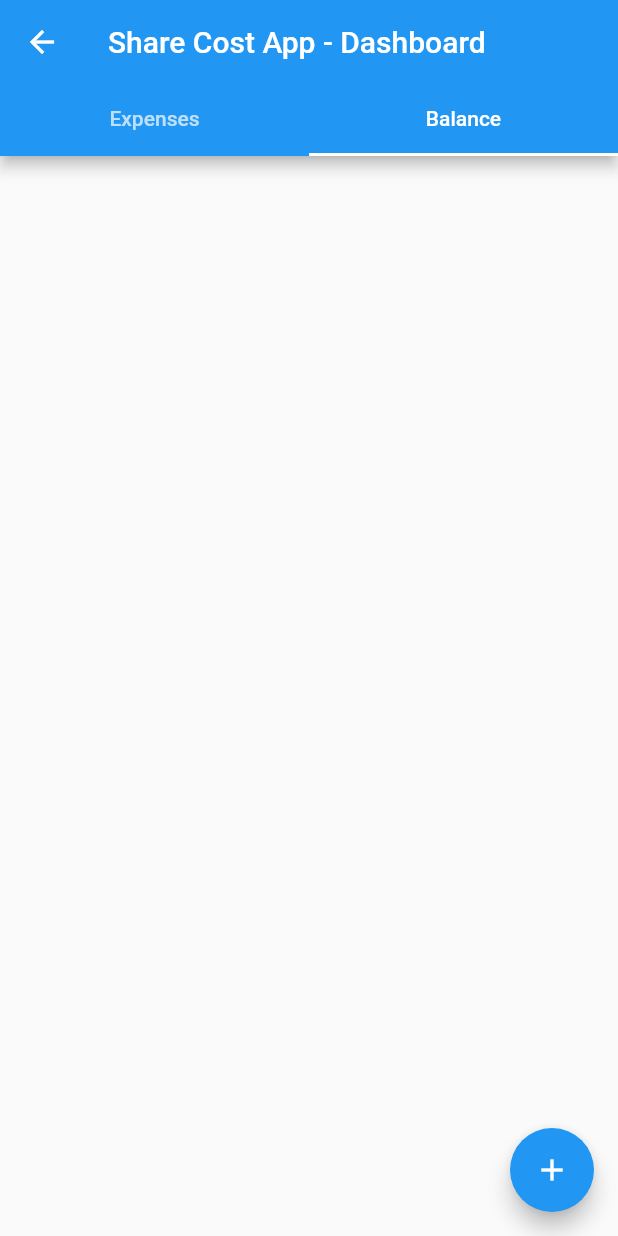
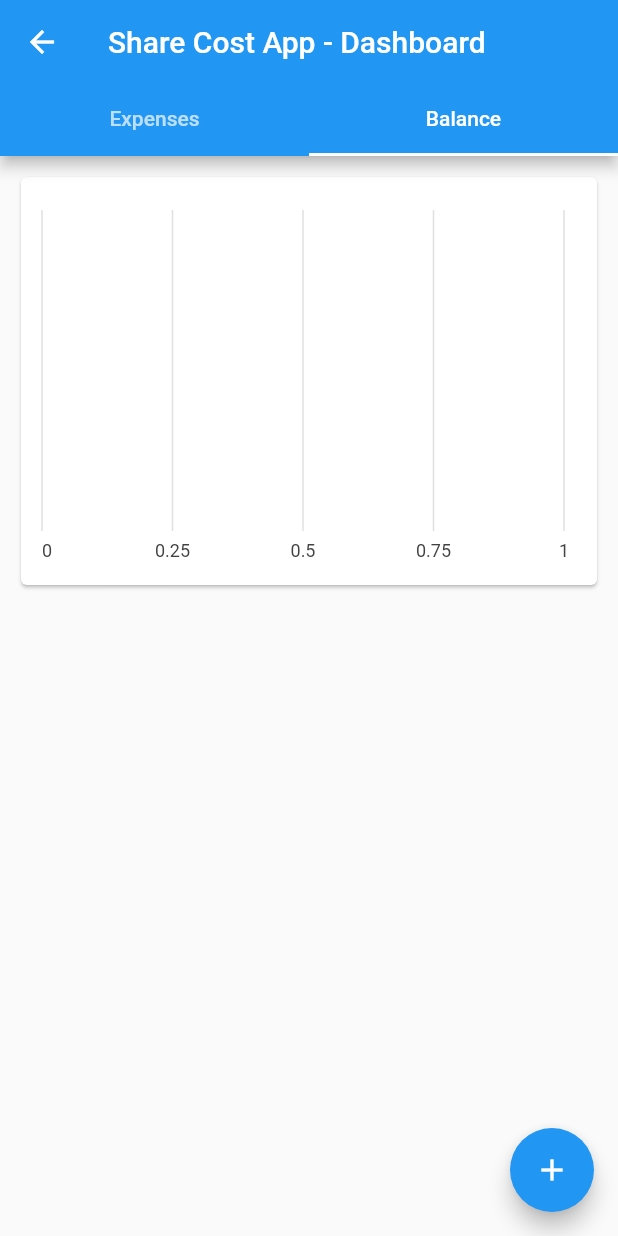
Before and after one commit to mwenski/share-costs-app, a Flutter app: the HomeView screen opened directly with empty values, tab 2 chosen, on a phone screen of 412 x 824 dp. Run offline on Flutter 3.47's test engine with Material 2 defaults, Android fonts, the phone set to English and light mode, and no system bars; our stand-ins replace charts_flutter_new, cloud_firestore, firebase_core, text_scroll; accounts and stored records are empty.

Commit message:
Chart drawing, balance model & text scroll added

```diff
--- /dev/null
+++ b/lib/components/balance_chart.dart
@@ -0,0 +1,46 @@
+import 'package:flutter/material.dart';
+import 'package:charts_flutter_new/flutter.dart' as charts;
+import 'package:share_cost_app/models/balance_model.dart';
+
+class BalanceChart extends StatelessWidget {
+  const BalanceChart({Key? key, required this.membersBalance})
+      : super(key: key);
+
+  final List<Balance> membersBalance;
+
+  @override
+  Widget build(BuildContext context) {
+    List<charts.Series<Balance, String>> data = [
+      charts.Series(
+          id: "Balance Chart",
+          data: membersBalance,
+          domainFn: (Balance data, _) => data.name,
+          measureFn: (Balance data, _) => data.amount,
+          colorFn: (Balance data, _) => data.barColor,
+          labelAccessorFn: (Balance data, _) => '${data.name} | ${data.amount}')
+    ];
+
+    return Container(
+      height: 300,
+      padding: EdgeInsets.all(10),
+      child: Card(
+        child: Padding(
+          padding: const EdgeInsets.all(8.0),
+          child: Column(
+            children: <Widget>[
+              Flexible(
+                  child: charts.BarChart(
+                data,
+                animate: true,
+                vertical: false,
+                barRendererDecorator: new charts.BarLabelDecorator<String>(),
+                domainAxis: new charts.OrdinalAxisSpec(
+                    renderSpec: new charts.NoneRenderSpec()),
+              ))
+            ],
+          ),
+        ),
+      ),
+    );
+  }
+}
--- a/lib/components/balance_tab.dart
+++ b/lib/components/balance_tab.dart
@@ -1,8 +1,10 @@
 import 'package:flutter/material.dart';
 
 import 'package:cloud_firestore/cloud_firestore.dart';
+import 'package:share_cost_app/components/balance_chart.dart';
 
 import 'package:share_cost_app/models/expense_model.dart';
+import 'package:share_cost_app/models/balance_model.dart';
 import 'package:share_cost_app/services/db_operations.dart';
 import 'package:share_cost_app/components/balance_list_item.dart';
 
@@ -18,7 +20,8 @@ class BalanceTab extends StatefulWidget {
 class _BalanceTabState extends State<BalanceTab> {
   @override
   Widget build(BuildContext context) {
-    final Stream<QuerySnapshot> balanceStream = DbOperations.getExpensesStream(widget.groupId);
+    final Stream<QuerySnapshot> balanceStream =
+        DbOperations.getExpensesStream(widget.groupId);
 
     return StreamBuilder<QuerySnapshot>(
       stream: balanceStream,
@@ -35,7 +38,17 @@ class _BalanceTabState extends State<BalanceTab> {
 
         //Balance calculations start here
         List<Map<String, dynamic>> balanceList = <Map<String, dynamic>>[];
-        Map<String, double> balance = {};
+        List<Balance> membersBalance = [];
+
+        void changeBalance(String name, double value) {
+          bool isItem = membersBalance.any((element) => element.name == name);
+          if (isItem) {
+            Balance item = membersBalance.firstWhere((element) => element.name == name);
+            item.amount += value;
+          } else {
+            membersBalance.add(Balance(name: name, amount: value));
+          }
+        }
 
         expenses.forEach((expense) {
           if (balanceList.any((element) =>
@@ -53,21 +66,25 @@ class _BalanceTabState extends State<BalanceTab> {
             });
           }
 
-          balance[expense.paidBy] = (balance[expense.paidBy] == null)
-              ? expense.amount
-              : balance[expense.paidBy]! + expense.amount;
-          balance[expense.paidFor] = (balance[expense.paidFor] == null)
-              ? -expense.amount
-              : balance[expense.paidFor]! - expense.amount;
+          changeBalance(expense.paidBy, expense.amount);
+          changeBalance(expense.paidFor, -expense.amount);
+
+          // balance[expense.paidBy] = (balance[expense.paidBy] == null)
+          //     ? expense.amount
+          //     : balance[expense.paidBy]! + expense.amount;
+          // balance[expense.paidFor] = (balance[expense.paidFor] == null)
+          //     ? -expense.amount
+          //     : balance[expense.paidFor]! - expense.amount;
         });
 
-        for(var i=0; i<balanceList.length; i++){
-          for(var j=i; j<balanceList.length; j++){
-            if(balanceList[i]['paidFor']==balanceList[j]['paidBy'] && balanceList[j]['paidFor']==balanceList[i]['paidBy']){
-              if(balanceList[i]['amount']>balanceList[j]['amount']){
+        for (var i = 0; i < balanceList.length; i++) {
+          for (var j = i; j < balanceList.length; j++) {
+            if (balanceList[i]['paidFor'] == balanceList[j]['paidBy'] &&
+                balanceList[j]['paidFor'] == balanceList[i]['paidBy']) {
+              if (balanceList[i]['amount'] > balanceList[j]['amount']) {
                 balanceList[i]['amount'] -= balanceList[j]['amount'];
                 balanceList.removeAt(j);
-              }else if(balanceList[i]['amount']>balanceList[j]['amount']){
+              } else if (balanceList[i]['amount'] > balanceList[j]['amount']) {
                 balanceList[j]['amount'] -= balanceList[i]['amount'];
                 balanceList.removeAt(i);
               }
@@ -76,14 +93,28 @@ class _BalanceTabState extends State<BalanceTab> {
         }
 
         //Balance calculations end here
-        return ListView(
-          children: balanceList.map((balanceElement) {
-            return BalanceListItem(
-                paidFor: balanceElement['paidFor'],
-                paidBy: balanceElement['paidBy'],
-                amount: balanceElement['amount'].toString());
-          }).toList(),
+        return Column(
+          children: [
+            BalanceChart(membersBalance: membersBalance),
+            Flexible(
+              child: ListView(
+                  children: balanceList.map((balanceElement) {
+                return BalanceListItem(
+                    paidFor: balanceElement['paidFor'],
+                    paidBy: balanceElement['paidBy'],
+                    amount: balanceElement['amount'].toString());
+              }).toList()),
+            )
+          ],
         );
+        // return ListView(
+        //   children: balanceList.map((balanceElement) {
+        //     return BalanceListItem(
+        //         paidFor: balanceElement['paidFor'],
+        //         paidBy: balanceElement['paidBy'],
+        //         amount: balanceElement['amount'].toString());
+        //   }).toList(),
+        // );
       },
     );
   }
--- /dev/null
+++ b/lib/models/balance_model.dart
@@ -0,0 +1,15 @@
+import 'package:flutter/material.dart';
+import 'package:charts_flutter_new/flutter.dart' as charts;
+
+class Balance{
+  String name;
+  double amount;
+  charts.Color barColor;
+
+  Balance({
+    required this.name,
+    required this.amount,
+    charts.Color? barColor
+  }): barColor = (amount < 0) ? charts.ColorUtil.fromDartColor(Colors.red) : charts.ColorUtil.fromDartColor(Colors.green);
+
+}
--- a/lib/views/home_view.dart
+++ b/lib/views/home_view.dart
@@ -6,8 +6,6 @@ import 'package:share_cost_app/services/db_operations.dart';
 import 'package:share_cost_app/components/expenses_tab.dart';
 import 'package:share_cost_app/components/balance_tab.dart';
 import 'package:share_cost_app/routes.dart';
-
-import 'package:fcharts/fcharts.dart';
 
 class HomeView extends StatefulWidget {
   const HomeView({Key? key}) : super(key: key);
--- a/pubspec.yaml
+++ b/pubspec.yaml
@@ -35,10 +35,11 @@ dependencies:
   # The following adds the Cupertino Icons font to your application.
   # Use with the CupertinoIcons class for iOS style icons.
   cupertino_icons: ^1.0.2
-  fcharts: ^0.0.11
   firebase_core: ^2.6.1
   cloud_firestore: ^4.4.3
   uuid: ^3.0.7
+  charts_flutter_new: ^0.12.0
+  text_scroll: ^0.2.0
 
 dev_dependencies:
   flutter_test:
```
Also changed, not shown: lib/components/balance_list_item.dart (+16 -5 lines), lib/components/groups_list_item.dart (+9 -5 lines), pubspec.lock.
